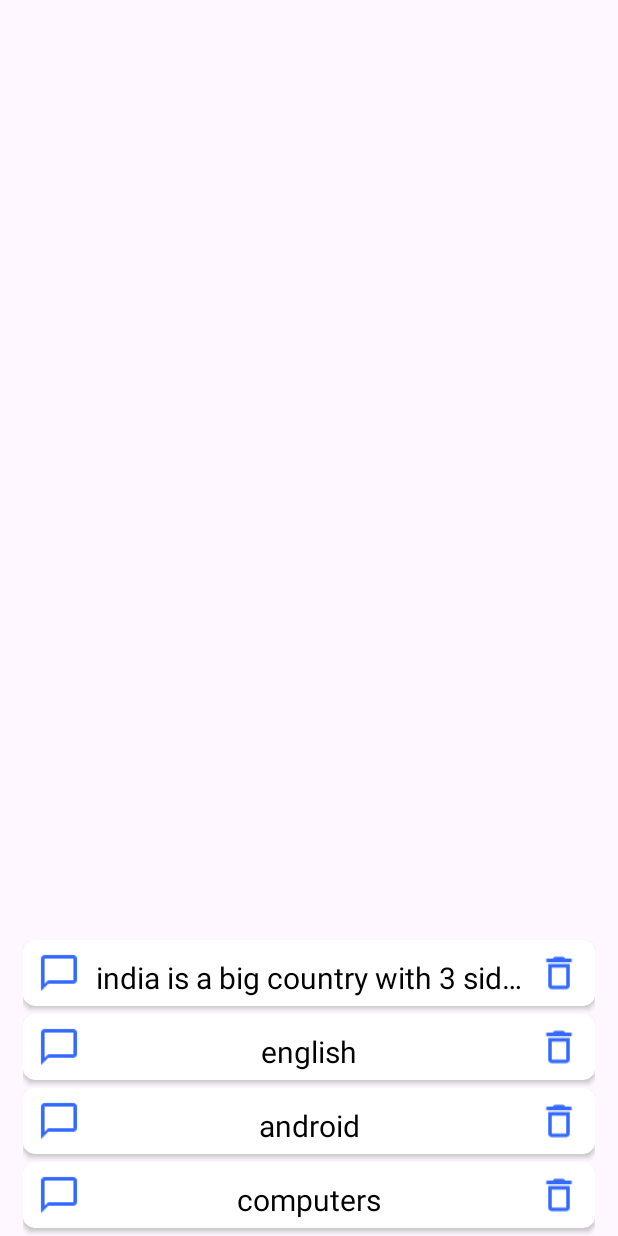
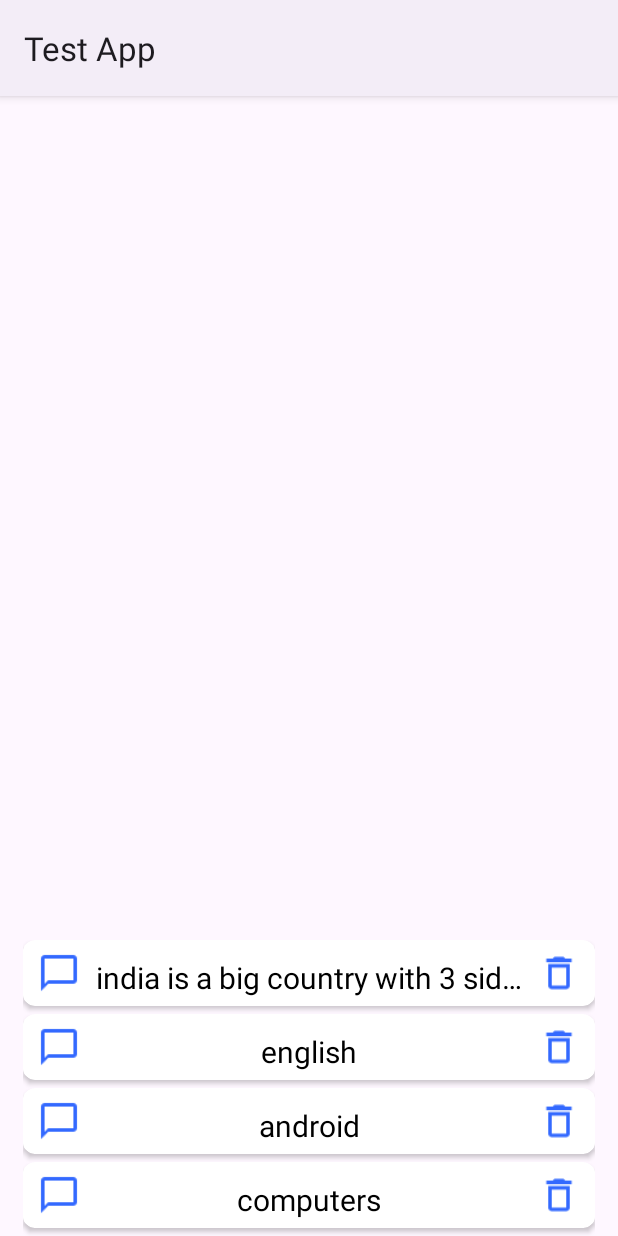
Before and after one commit to Rakesh-Kumar-Talam/AAD_Project, an Android app: the HomeActivity screen opened directly, with no data from a screen before it, on a phone screen of 412 x 824 dp. Run offline under Robolectric (Android 15) with nearby library versions, the phone set to English and light mode, and no system bars; 1 statement that could not run was skipped.

Commit message:
small change
Signed-off-by: ramadarshk <ramadarsh.3545@gmail.com>

```diff
--- a/app/src/main/AndroidManifest.xml
+++ b/app/src/main/AndroidManifest.xml
@@ -18,7 +18,7 @@
             android:name=".MainActivity"
             android:exported="false" />
         <activity
-            android:name=".MainActivity3"
+            android:name=".MainActivity2"
             android:exported="true"
             android:windowSoftInputMode="adjustResize">
             <intent-filter>
@@ -29,7 +29,8 @@
         </activity>
         <activity android:name=".HomeActivity"
             android:exported="false" />
-
+        <activity android:name=".MainActivity3"
+            android:exported="false" />
     </application>
 
 </manifest>
--- a/app/src/main/java/com/example/aad_project/DataAdapter.kt
+++ b/app/src/main/java/com/example/aad_project/DataAdapter.kt
@@ -7,13 +7,25 @@ import android.widget.ImageButton
 import android.widget.TextView
 import androidx.recyclerview.widget.RecyclerView
 
-class DataAdapter(var data:ArrayList<String>): RecyclerView.Adapter<DataAdapter.ViewHolder>(){
-    class ViewHolder(view: View): RecyclerView.ViewHolder(view) {
-        val textView = view.findViewById<TextView>(R.id.textView2)
-        val imageButton = view.findViewById<ImageButton>(R.id.imageButton5)
+class DataAdapter(var data: ArrayList<String?>): RecyclerView.Adapter<DataAdapter.ViewHolder>(){
+    lateinit var onClick:onitemclick
+    interface onitemclick{
+        fun onItemClick(position: Int)
+    }
+    fun setOnItemClickListener(listener: onitemclick){
+        onClick = listener
+    }
+    class ViewHolder(view: View,onClick: onitemclick): RecyclerView.ViewHolder(view) {
+        val textView: TextView = view.findViewById<TextView>(R.id.textView2)
+        val imageButton: ImageButton = view.findViewById<ImageButton>(R.id.imageButton5)
+        init {
+            view.setOnClickListener {
+                onClick.onItemClick(adapterPosition)
+            }
+        }
     }
     override fun onCreateViewHolder(parent: ViewGroup , viewType: Int): ViewHolder {
-        return ViewHolder(LayoutInflater.from(parent.context).inflate(R.layout.recycler_row,parent,false))
+        return ViewHolder(LayoutInflater.from(parent.context).inflate(R.layout.recycler_row,parent,false),onClick)
     }
 
     override fun getItemCount(): Int {
--- a/app/src/main/java/com/example/aad_project/HomeActivity.kt
+++ b/app/src/main/java/com/example/aad_project/HomeActivity.kt
@@ -7,12 +7,13 @@ import androidx.recyclerview.widget.LinearLayoutManager
 import androidx.recyclerview.widget.RecyclerView
 
 class HomeActivity : AppCompatActivity(){
-    var data = arrayListOf("india is a big country with 3 sides water","english","android","computers")
+    private var data:ArrayList<String?> = arrayListOf("india is a big country with 3 sides water","english","android","computers")
     lateinit var recyclerview: RecyclerView
 
     override fun onCreate(savedInstanceState: Bundle?) {
         super.onCreate(savedInstanceState)
         enableEdgeToEdge()
+
         setContentView(R.layout.activity_home)
         recyclerview = findViewById(R.id.recyclerview2)
 
--- a/app/src/main/java/com/example/aad_project/Adapter.kt
+++ b/app/src/main/java/com/example/aad_project/MessageAdapter.kt
@@ -9,7 +9,7 @@ import android.widget.LinearLayout
 import android.widget.TextView
 import androidx.recyclerview.widget.RecyclerView
 
-class Adapter(val data: List<MessageX>) : RecyclerView.Adapter<Adapter.ViewHolder>() {
+class MessageAdapter(val data: List<MessageX>) : RecyclerView.Adapter<MessageAdapter.ViewHolder>() {
     class ViewHolder(itemView: View): RecyclerView.ViewHolder(itemView) {
         val message=itemView.findViewById<TextView>(R.id.robot_msg_id)
         val user=itemView.findViewById<ImageView>(R.id.user_icon)
--- /dev/null
+++ b/app/src/main/res/drawable/edit.xml
@@ -0,0 +1,5 @@
+<vector xmlns:android="http://schemas.android.com/apk/res/android" android:height="24dp" android:tint="#000000" android:viewportHeight="24" android:viewportWidth="24" android:width="24dp">
+
+    <path android:fillColor="@android:color/white" android:pathData="M3,17.25V21h3.75L17.81,9.94l-3.75,-3.75L3,17.25zM20.71,7.04c0.39,-0.39 0.39,-1.02 0,-1.41l-2.34,-2.34c-0.39,-0.39 -1.02,-0.39 -1.41,0l-1.83,1.83 3.75,3.75 1.83,-1.83z"/>
+
+</vector>
--- a/app/src/main/res/layout/activity_main2.xml
+++ b/app/src/main/res/layout/activity_main2.xml
@@ -13,7 +13,7 @@
         android:layout_height="wrap_content"
         android:gravity="center_horizontal"
         android:text="ProtonChat"
-        android:textColor="@color/blue"
+        android:textColor="@color/blued"
         android:textSize="36sp"
         android:textStyle="bold"
         app:layout_constraintBottom_toTopOf="@+id/button_new_chat"
@@ -60,7 +60,7 @@
         android:layerType="hardware"
         android:strokeWidth="@dimen/one_dp"
         android:text="My Account"
-        android:textColor="@color/blue"
+        android:textColor="@color/blued"
         android:textSize="20sp"
         android:textStyle="bold"
         app:layout_constraintBottom_toBottomOf="parent"
--- a/app/src/main/res/layout/recycler_row.xml
+++ b/app/src/main/res/layout/recycler_row.xml
@@ -46,7 +46,7 @@
                 app:layout_constraintStart_toStartOf="parent"
                 app:layout_constraintTop_toTopOf="parent"
                 app:srcCompat="@drawable/message"
-                app:tint="@color/blue" />
+                app:tint="@color/blued" />
 
             <TextView
                 android:id="@+id/textView2"
@@ -54,7 +54,6 @@
                 android:layout_height="wrap_content"
                 android:layout_gravity="center"
                 android:layout_marginTop="5dp"
-                android:onClick="delete"
                 android:singleLine="true"
                 android:text="Message"
                 android:textAlignment="center"
@@ -80,7 +79,7 @@
                 app:layout_constraintStart_toEndOf="@+id/textView2"
                 app:layout_constraintTop_toTopOf="parent"
                 app:srcCompat="@drawable/delete"
-                app:tint="@color/blue" />
+                app:tint="@color/blued" />
         </androidx.constraintlayout.widget.ConstraintLayout>
 
     </androidx.cardview.widget.CardView>
--- a/app/src/main/res/values-night/themes.xml
+++ b/app/src/main/res/values-night/themes.xml
@@ -4,6 +4,6 @@
         <!-- Customize your dark theme here. -->
         <!-- <item name="colorPrimary">@color/my_dark_primary</item> -->
         <item name="android:windowSoftInputMode">adjustResize</item>
-
+        <item name="android:actionBarItemBackground">@color/black</item>
     </style>
 </resources>
--- a/app/src/main/res/values/colors.xml
+++ b/app/src/main/res/values/colors.xml
@@ -2,7 +2,7 @@
 <resources>
     <color name="black">#FF000000</color>
     <color name="white">#FFFFFFFF</color>
-        <color name="blue">#3369FF</color>
+        <color name="blued">#3369FF</color>
         <color name="colorOnPrimary">#FFFFFF</color>
         <color name="colorButtonBackground">#E0E0E0</color>
         <color name="colorIconTint">#3F51B5</color>
--- a/app/src/main/res/values/strings.xml
+++ b/app/src/main/res/values/strings.xml
@@ -1,3 +1,5 @@
 <resources>
     <string name="app_name">Test App</string>
+    <!-- TODO: Remove or change this placeholder text -->
+    <string name="hello_blank_fragment">Hello blank fragment</string>
 </resources>
--- a/app/src/main/res/values/themes.xml
+++ b/app/src/main/res/values/themes.xml
@@ -1,11 +1,10 @@
 <resources xmlns:tools="http://schemas.android.com/tools">
     <!-- Base application theme. -->
-    <style name="Base.Theme.AAD_Project" parent="Theme.Material3.DayNight.NoActionBar">
+    <style name="Base.Theme.AAD_Project" parent="Theme.Material3.DayNight">
         <!-- Customize your light theme here. -->
         <!-- <item name="colorPrimary">@color/my_light_primary</item> -->
         <item name="android:windowSoftInputMode">adjustResize</item>
-
-
+        <item name="android:actionBarItemBackground">@color/white</item>
     </style>
 
     <style name="Theme.AAD_Project" parent="Base.Theme.AAD_Project" />
```
Also changed, not shown: app/src/main/java/com/example/aad_project/MainActivity2.kt (+68 -1 lines), app/src/main/java/com/example/aad_project/MainActivity3.kt (+6 -3 lines), app/src/main/res/layout/name_dialog.xml (added, +66 -0 lines).
